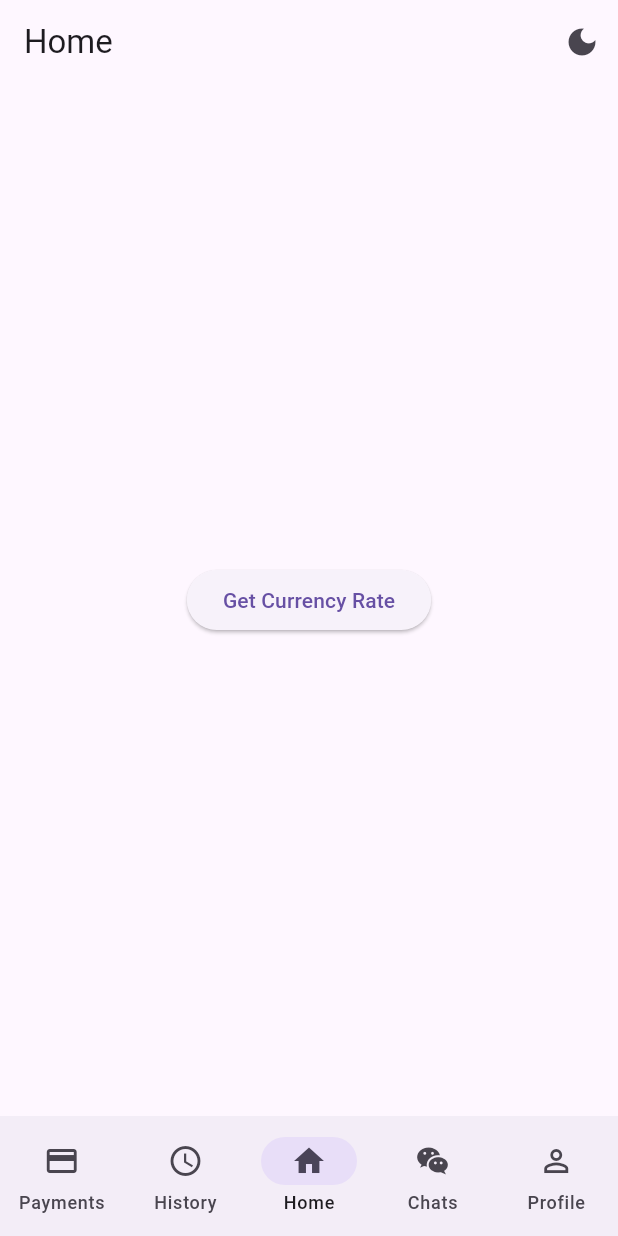
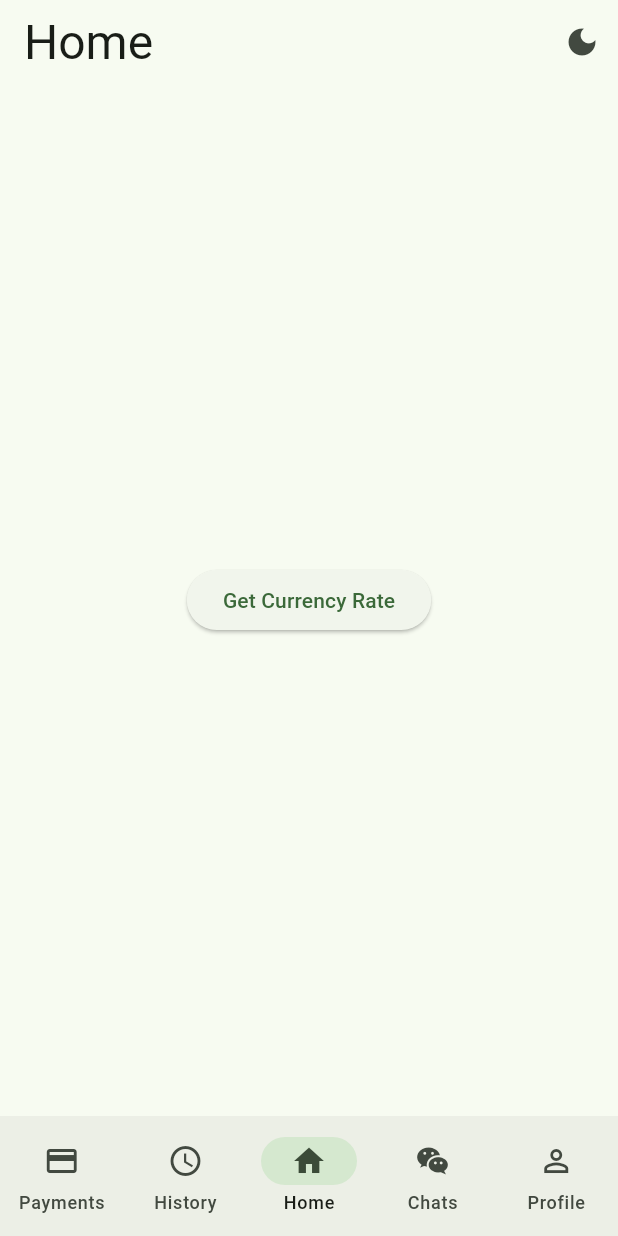
Before and after one commit to originalUnit337/bloc_made_sample, a Flutter app: the screen it shows after launch, on a phone screen of 412 x 824 dp. Run offline on Flutter 3.47's test engine with Material 3 defaults, Android fonts, the phone set to English and light mode, and no system bars; our stand-ins replace connectivity_plus, flutter_bloc.

Commit message:
Added payments page. Added themes (light and dark).

```diff
--- /dev/null
+++ b/devtools_options.yaml
@@ -0,0 +1,3 @@
+description: This file stores settings for Dart & Flutter DevTools.
+documentation: https://docs.flutter.dev/tools/devtools/extensions#configure-extension-enablement-states
+extensions:
--- a/lib/bloc/theme/theme_bloc.dart
+++ b/lib/bloc/theme/theme_bloc.dart
@@ -4,9 +4,9 @@ import 'theme_state.dart';
 import 'theme_event.dart';
 
 class ThemeBloc extends Bloc<ThemeEvent, ThemeState> {
-  ThemeBloc() : super(LightThemeState()) {
+  ThemeBloc() : super(ThemeInitialState()) {
     on<ToggleThemeEvent>((event, emit) {
-      if (state is LightThemeState) {
+      if (state is LightThemeState || state is ThemeInitialState) {
         emit(DarkThemeState());
       } else {
         emit(LightThemeState());
--- a/lib/main.dart
+++ b/lib/main.dart
@@ -5,11 +5,11 @@ import 'package:flutter_bloc/flutter_bloc.dart';
 
 import 'bloc/rate/rate_bloc.dart';
 import 'navigation/navigation.dart';
-import 'pages/home_page.dart';
+import 'pages/home page/home_page.dart';
 import 'repositories/rate_repository.dart';
+import 'themes/appTheme.dart';
 
 void main() async {
-  //final ogo = await RateRepository().getAlfaOnlineBuyUSD();
   runApp(const MyApp());
 }
 
@@ -21,7 +21,6 @@ class MyApp extends StatefulWidget {
 }
 
 class _MyAppState extends State<MyApp> {
-  final bool _isDarkMode = false;
   @override
   Widget build(BuildContext context) {
     return BlocProvider(
@@ -30,17 +29,16 @@ class _MyAppState extends State<MyApp> {
         return MaterialApp(
           debugShowCheckedModeBanner: false,
           title: 'Material App',
-          theme: ThemeData(
-            primarySwatch: Colors.blue,
-          ),
-          darkTheme: ThemeData(brightness: Brightness.dark),
-          themeMode:
-              state is LightThemeState ? ThemeMode.light : ThemeMode.dark,
-          //themeMode: _isDarkMode ? ThemeMode.dark : ThemeMode.light,
-          // home: BlocProvider(
-          //   create: (context) => CounterBloc(),
-          //   child: const CounterPage(),
-          // ),
+          theme: AppTheme.lightTheme,
+          darkTheme: AppTheme.darkTheme,
+          themeMode: switch (state) {
+            ThemeInitialState() => ThemeMode.system,
+            LightThemeState() => ThemeMode.light,
+            DarkThemeState() => ThemeMode.dark,
+            // TODO: Handle this case.
+            ThemeState() => throw UnimplementedError(),
+          },
+              // state is LightThemeState ? ThemeMode.light : ThemeMode.dark,
           initialRoute: '/',
           onGenerateRoute: AppNavigator.generateRoute,
           home: BlocProvider(
--- a/lib/navigation/navigation.dart
+++ b/lib/navigation/navigation.dart
@@ -2,7 +2,7 @@ import 'package:bloc_made_sample/pages/counter_page.dart';
 import 'package:flutter/material.dart';
 
 import '../pages/currency_page.dart';
-import '../pages/home_page.dart';
+import '../pages/home page/home_page.dart';
 import '../pages/rate_page.dart';
 
 class AppNavigator {
--- a/lib/pages/home_page.dart
+++ b/lib/pages/home page/home_page.dart
@@ -1,9 +1,10 @@
 import 'package:bloc_made_sample/bloc/theme/theme_event.dart';
 import 'package:bloc_made_sample/bloc/theme/theme_state.dart';
+import 'package:bloc_made_sample/pages/home%20page/widgets/payment_widget.dart';
 import 'package:flutter/material.dart';
 import 'package:flutter_bloc/flutter_bloc.dart';
 
-import '../bloc/theme/theme_bloc.dart';
+import '../../bloc/theme/theme_bloc.dart';
 
 class HomePage extends StatefulWidget {
   // final bool isDarkMode;
@@ -32,13 +33,16 @@ class _HomePageState extends State<HomePage> {
   Widget build(BuildContext context2) {
     return Scaffold(
       appBar: AppBar(
-        title: Text(_titles[_currentPageIndex]),
+        title: Text(
+          _titles[_currentPageIndex],
+          style: Theme.of(context2).textTheme.headlineLarge,
+        ),
         actions: [
           BlocProvider(
             create: (context) => ThemeBloc(),
             child:
                 BlocBuilder<ThemeBloc, ThemeState>(builder: (context, state) {
-              if (state is LightThemeState) {
+              if (state is LightThemeState || state is ThemeInitialState) {
                 return IconButton(
                     icon: const Icon(Icons.dark_mode),
                     onPressed: () {
@@ -70,21 +74,7 @@ class _HomePageState extends State<HomePage> {
         ],
       ),
       body: [
-        const SingleChildScrollView(
-          child: Column(
-            children: [
-              Text('Regular payments'),
-              Row(
-                children: [
-                  Text('Card payments'),
-                  Text('PayPal'),
-                  Text('Apple Pay'),
-                  Text('Google Pay'),
-                ],
-              ),
-            ],
-          ),
-        ),
+        const PaymentWidget(),
         const Center(),
         Center(
           child: ElevatedButton(
--- /dev/null
+++ b/lib/themes/appTheme.dart
@@ -0,0 +1,45 @@
+import 'package:flutter/material.dart';
+
+class AppTheme {
+  static ThemeData get lightTheme {
+    return ThemeData(
+      useMaterial3: true,
+      colorScheme: ColorScheme.fromSeed(
+        seedColor: Colors.green,
+        brightness: Brightness.light,
+      ),
+      canvasColor: Colors.green[100],
+      textTheme: const TextTheme(
+        bodyMedium: TextStyle(
+          fontSize: 19.0,
+          fontWeight: FontWeight.normal,
+        ),
+        headlineMedium: TextStyle(
+          fontSize: 28.0,
+          fontWeight: FontWeight.bold,
+        ),
+      ),
+    );
+  }
+
+  static ThemeData get darkTheme {
+    return ThemeData(
+      useMaterial3: true,
+      colorScheme: ColorScheme.fromSeed(
+        seedColor: Colors.green,
+        brightness: Brightness.dark,
+      ),
+      canvasColor: Colors.green[900],
+      textTheme: const TextTheme(
+        bodyMedium: TextStyle(
+          fontSize: 19.0,
+          fontWeight: FontWeight.normal,
+        ),
+        headlineMedium: TextStyle(
+          fontSize: 28.0,
+          fontWeight: FontWeight.bold,
+        ),
+      ),
+    );
+  }
+}
```
Also changed, not shown: lib/bloc/rate/rate_bloc.dart (+12 -12 lines), lib/pages/home page/widgets/payment_widget.dart (added, +280 -0 lines), lib/pages/home page/widgets/chat_widget.dart (added), lib/pages/home page/widgets/history_widget.dart (added), lib/pages/home page/widgets/home_widget.dart (added), lib/pages/home page/widgets/profile_widget.dart (added).
